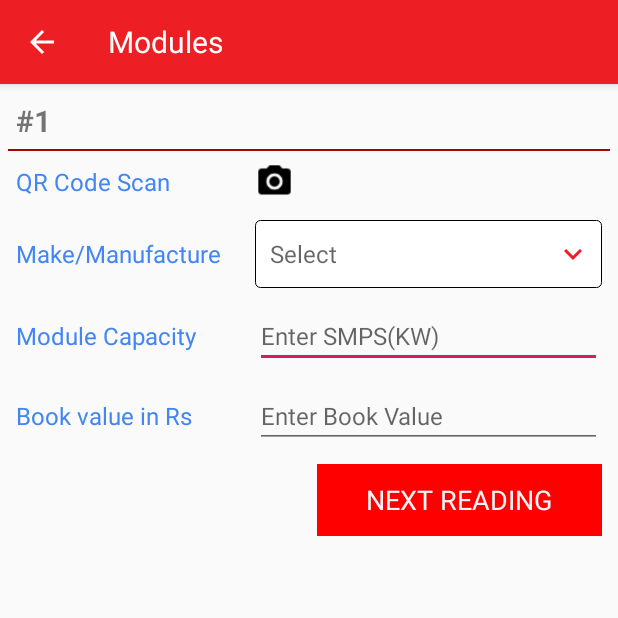
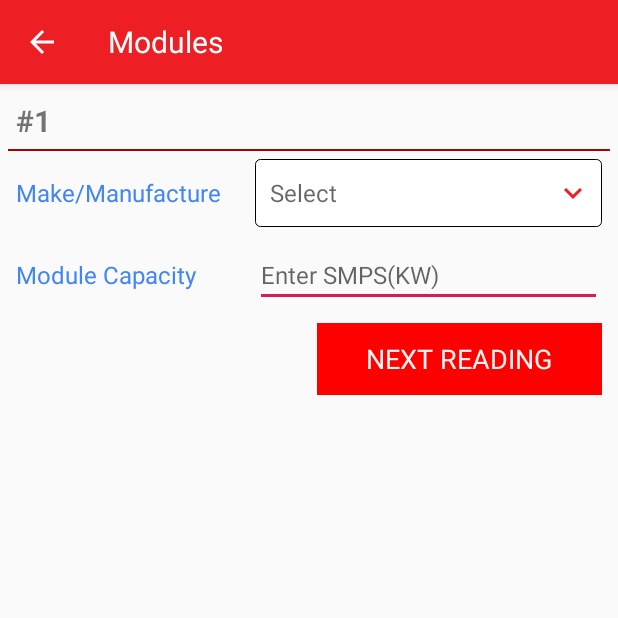
Before and after one commit to EdbrixDeveloper/BrahamaputraJio, an Android app: the PowerPlantDetailsModulesReadingsActivity screen opened directly, with no data from a screen before it, after a tap on "NEXT READING", on a phone screen of 412 x 824 dp, the top half of it. Run offline under Robolectric (Android 15) with nearby library versions, the phone set to English and light mode, and no system bars; our stand-ins replace CircleImageView; libraries missing offline, so code that uses them is left out: com.google.zxing.integration; pictures from the network do not load; Roboto replaces fonts that are not available here.

Commit message:
changes in battery set,power backup dg,power plant details, power palnt details module reading for jio app by pranav 11052019

```diff
--- a/app/src/main/java/com/brahamaputra/mahindra/brahamaputrajio/Activities/Battery_Set.java
+++ b/app/src/main/java/com/brahamaputra/mahindra/brahamaputrajio/Activities/Battery_Set.java
@@ -554,7 +554,7 @@ public class Battery_Set extends BaseActivity {
                     saveRecords(currentPos);
                     //Save Final current reading and submit all AC data
 
-                    if (checkDuplicationQrCodeNew() == false) {//add 04022019 by 008
+                   /* if (checkDuplicationQrCodeNew() == false) {*///add 04022019 by 008
                          if (checkTypeOfBatteryIsSame() == false) {//add 23032019 by tiger for new requirement
                             if (checkValidation(mBatterySetTextViewNoofBatterySetProvidedVal.getText().toString().trim(), mBatterySetTextViewNumberofBatteryBankWorkingVal.getText().toString().trim(), "onSubmit") == true) {
                                 //saveRecords(currentPos);
@@ -563,7 +563,7 @@ public class Battery_Set extends BaseActivity {
                                 finish();
                             }
                         }
-                    }
+                    /*}*/
                 }
                 /*}*/
             }
--- a/app/src/main/java/com/brahamaputra/mahindra/brahamaputrajio/Activities/PowerPlantDetailsModulesReadingsActivity.java
+++ b/app/src/main/java/com/brahamaputra/mahindra/brahamaputrajio/Activities/PowerPlantDetailsModulesReadingsActivity.java
@@ -320,9 +320,9 @@ public class PowerPlantDetailsModulesReadingsActivity extends BaseActivity {
                     } else if (currentPos == (totalCount - 1)) {
                         //Save Final current reading and submit all AC data
                         saveRecords(currentPos);
-                        if (checkDuplicationQrCode() == false) {
-                            submitDetails();
-                        }
+                        /* if (checkDuplicationQrCode() == false) {*/
+                        submitDetails();
+                        /*}*/
                         //startActivity(new Intent(DetailsOfUnusedMaterials.this, PhotoCaptureActivity.class));
                         //finish();
                     }
@@ -340,12 +340,16 @@ public class PowerPlantDetailsModulesReadingsActivity extends BaseActivity {
     }
 
     private boolean checkValidtionForArrayFields() {
-        if (base64StringQRCodeScan.isEmpty()) {
-            showToast("Please Scan QR Code");
+        String makeOrManufacture = mPowerPlantDetailsTextViewModuleMakeVal.getText().toString().trim();
+        String moduleCapacity = mPowerPlantDetailsEditTextModuleCapacity.getText().toString().trim();
+
+        if (makeOrManufacture.isEmpty() || makeOrManufacture == null) {
+            showToast("Please Select Manufacture/Make");
             return false;
-        } /*else if (checkDuplicationQrCode(currentPos)) {
+        } else if (moduleCapacity.isEmpty() || moduleCapacity == null) {
+            showToast("Please Enter Module Capacity");
             return false;
-        }*/ else return true;
+        } else return true;
     }
 
     @Override
--- a/app/src/main/res/layout/activity_power_plant_details.xml
+++ b/app/src/main/res/layout/activity_power_plant_details.xml
@@ -98,6 +98,7 @@
                 <LinearLayout xmlns:android="http://schemas.android.com/apk/res/android"
                     android:layout_width="match_parent"
                     android:layout_height="wrap_content"
+                    android:visibility="gone"
                     android:padding="@dimen/app_min_padding"
                     android:weightSum="1">
 
@@ -150,6 +151,7 @@
                     android:layout_width="match_parent"
                     android:layout_height="wrap_content"
                     android:padding="@dimen/app_min_padding"
+                    android:visibility="gone"
                     android:weightSum="1">
 
                     <TextView
@@ -458,6 +460,7 @@
                     android:layout_width="match_parent"
                     android:layout_height="wrap_content"
                     android:padding="@dimen/app_min_padding"
+                    android:visibility="gone"
                     android:weightSum="1">
 
                     <TextView
@@ -484,6 +487,7 @@
                     android:layout_width="match_parent"
                     android:layout_height="wrap_content"
                     android:padding="@dimen/app_min_padding"
+                    android:visibility="gone"
                     android:weightSum="1">
 
                     <TextView
@@ -511,6 +515,7 @@
                     android:layout_width="match_parent"
                     android:layout_height="wrap_content"
                     android:padding="@dimen/app_min_padding"
+                    android:visibility="gone"
                     android:weightSum="1">
 
                     <TextView
--- a/app/src/main/res/layout/activity_power_plant_details_modules_readings.xml
+++ b/app/src/main/res/layout/activity_power_plant_details_modules_readings.xml
@@ -29,6 +29,7 @@
         <LinearLayout xmlns:android="http://schemas.android.com/apk/res/android"
             android:layout_width="match_parent"
             android:layout_height="wrap_content"
+            android:visibility="gone"
             android:padding="@dimen/app_min_padding"
             android:weightSum="1">
 
@@ -129,6 +130,7 @@
             android:layout_width="match_parent"
             android:layout_height="wrap_content"
             android:padding="@dimen/app_min_padding"
+            android:visibility="gone"
             android:weightSum="1">
 
             <TextView
```
Also changed, not shown: app/src/main/java/com/brahamaputra/mahindra/brahamaputrajio/Activities/PowerPlantDetailsActivity.java (+4 -4 lines), app/src/main/java/com/brahamaputra/mahindra/brahamaputrajio/Activities/Power_Backups_DG.java (+11 -34 lines), app/src/main/res/layout/activity_power_backups_dg.xml (+8 -0 lines).
